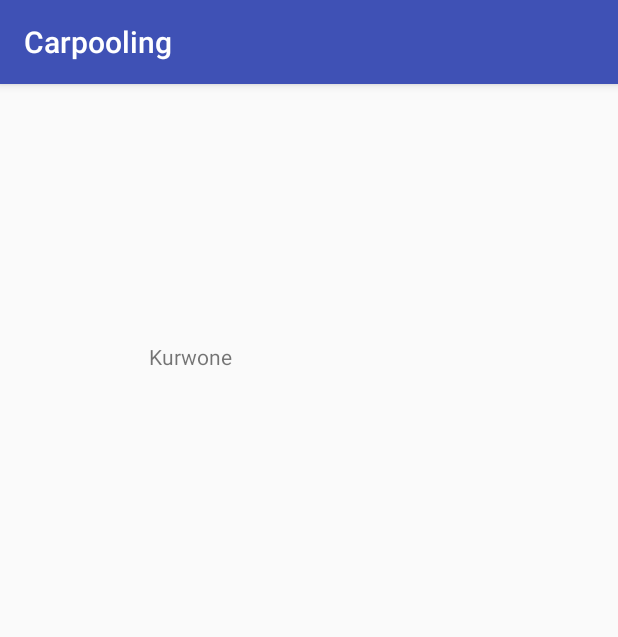
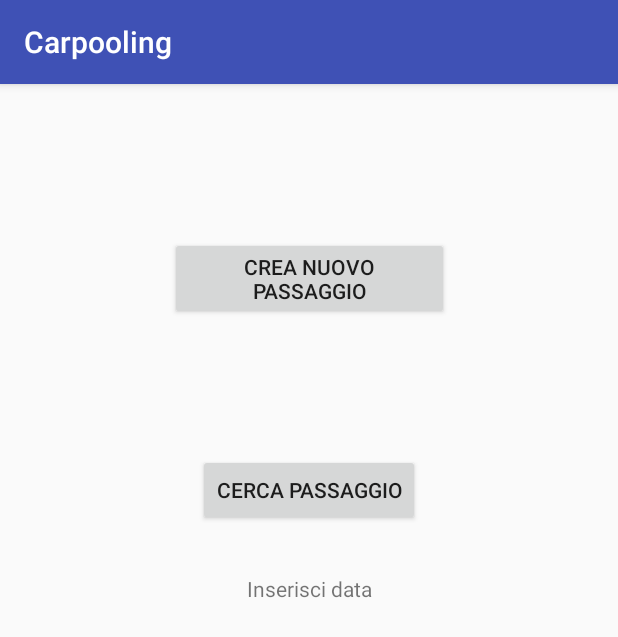
Before and after one commit to dinobrun/car-pooling, an Android app: the HomeActivity screen opened directly, with no data from a screen before it, on a phone screen of 412 x 824 dp. Shown: the top 637 px of the screen. Run offline under Robolectric (Android 15) with nearby library versions, the phone set to English and light mode, and no system bars.

Commit message:
home prototype

```diff
--- a/app/src/main/AndroidManifest.xml
+++ b/app/src/main/AndroidManifest.xml
@@ -1,5 +1,6 @@
 <?xml version="1.0" encoding="utf-8"?>
 <manifest xmlns:android="http://schemas.android.com/apk/res/android"
+    xmlns:tools="http://schemas.android.com/tools"
     package="it.uniba.di.sms.carpooling">
 
     <!--
@@ -24,7 +25,8 @@
         android:label="@string/app_name"
         android:roundIcon="@mipmap/ic_launcher_round"
         android:supportsRtl="true"
-        android:theme="@style/AppTheme">
+        android:theme="@style/AppTheme"
+        tools:ignore="GoogleAppIndexingWarning">
 
         <!--
              The API key for Google Maps-based APIs is defined as a string resource.
@@ -40,7 +42,7 @@
 
         <activity
             android:name=".MapsActivity"
-            android:label="@string/title_activity_maps"></activity>
+            android:label="@string/title_activity_maps" />
         <activity android:name=".LoginActivity">
             <intent-filter>
                 <action android:name="android.intent.action.MAIN" />
--- a/app/src/main/java/it/uniba/di/sms/carpooling/HomeActivity.java
+++ b/app/src/main/java/it/uniba/di/sms/carpooling/HomeActivity.java
@@ -1,13 +1,57 @@
 package it.uniba.di.sms.carpooling;
 
+import android.app.DatePickerDialog;
+import android.graphics.Color;
+import android.graphics.drawable.ColorDrawable;
 import android.support.v7.app.AppCompatActivity;
 import android.os.Bundle;
+import android.util.Log;
+import android.view.View;
+import android.widget.DatePicker;
+import android.widget.TextView;
+
+import java.util.Calendar;
 
 public class HomeActivity extends AppCompatActivity {
+
+    private static final String TAG = "MainActivity";
+
+    private TextView mDisplayDate;
+    private DatePickerDialog.OnDateSetListener mDateSetListener;
 
     @Override
     protected void onCreate(Bundle savedInstanceState) {
         super.onCreate(savedInstanceState);
         setContentView(R.layout.activity_home);
+        mDisplayDate = findViewById(R.id.tvDate);
+
+        mDisplayDate.setOnClickListener(new View.OnClickListener() {
+            @Override
+            public void onClick(View view) {
+                Calendar cal = Calendar.getInstance();
+                int year = cal.get(Calendar.YEAR);
+                int month = cal.get(Calendar.MONTH);
+                int day = cal.get(Calendar.DAY_OF_MONTH);
+
+                DatePickerDialog dialog = new DatePickerDialog(
+                        HomeActivity.this,
+                        android.R.style.Theme_Holo_Light_Dialog_MinWidth,
+                        mDateSetListener,
+                        year,day,month);
+                dialog.getWindow().setBackgroundDrawable(new ColorDrawable(Color.TRANSPARENT));
+                dialog.show();
+            }
+        });
+
+        mDateSetListener = new DatePickerDialog.OnDateSetListener() {
+            @Override
+            public void onDateSet(DatePicker datePicker, int year, int month, int day) {
+                month = month + 1;
+                Log.d(TAG, "onDateSet: mm/dd/yyy: " + month + "/" + day + "/" + year);
+
+                String date = month + "/" + day + "/" + year;
+                mDisplayDate.setText(date);
+            }
+        };
     }
 }
--- a/app/src/main/res/layout/activity_home.xml
+++ b/app/src/main/res/layout/activity_home.xml
@@ -4,15 +4,42 @@
     xmlns:tools="http://schemas.android.com/tools"
     android:layout_width="match_parent"
     android:layout_height="match_parent"
-    tools:context=".HomeActivity">
+    tools:context=".HomeActivity"
+    tools:layout_editor_absoluteY="81dp">
 
-    <TextView
-        android:id="@+id/textView"
-        android:layout_width="214dp"
-        android:layout_height="120dp"
-        android:layout_marginTop="172dp"
-        android:text="Kurwone "
+    <Button
+        android:id="@+id/insertButton"
+        android:layout_width="186dp"
+        android:layout_height="wrap_content"
+        android:layout_marginTop="102dp"
+        android:layout_marginBottom="89dp"
+        android:text="@string/newStep"
+        app:layout_constraintBottom_toTopOf="@+id/findButton"
         app:layout_constraintEnd_toEndOf="parent"
         app:layout_constraintStart_toStartOf="parent"
         app:layout_constraintTop_toTopOf="parent" />
+
+    <Button
+        android:id="@+id/findButton"
+        android:layout_width="wrap_content"
+        android:layout_height="wrap_content"
+        android:layout_marginBottom="32dp"
+        android:text="@string/findStep"
+        app:layout_constraintBottom_toTopOf="@+id/tvDate"
+        app:layout_constraintEnd_toEndOf="parent"
+        app:layout_constraintStart_toStartOf="parent"
+        app:layout_constraintTop_toBottomOf="@+id/insertButton" />
+
+    <TextView
+        android:id="@+id/tvDate"
+        android:layout_width="181dp"
+        android:layout_height="0dp"
+        android:layout_marginBottom="128dp"
+        android:text="@string/insertDate"
+        android:textAlignment="center"
+        app:layout_constraintBottom_toBottomOf="parent"
+        app:layout_constraintEnd_toEndOf="parent"
+        app:layout_constraintStart_toStartOf="parent"
+        app:layout_constraintTop_toBottomOf="@+id/findButton" />
+
 </android.support.constraint.ConstraintLayout>
--- a/app/src/main/res/values/strings.xml
+++ b/app/src/main/res/values/strings.xml
@@ -15,5 +15,8 @@
     <string name="cognome">Cognome</string>
     <string name="male">M</string>
     <string name="female">F</string>
+    <string name="newStep">Crea nuovo passaggio</string>
+    <string name="findStep">Cerca passaggio</string>
+    <string name="insertDate">Inserisci data</string>
 
 </resources>
```
